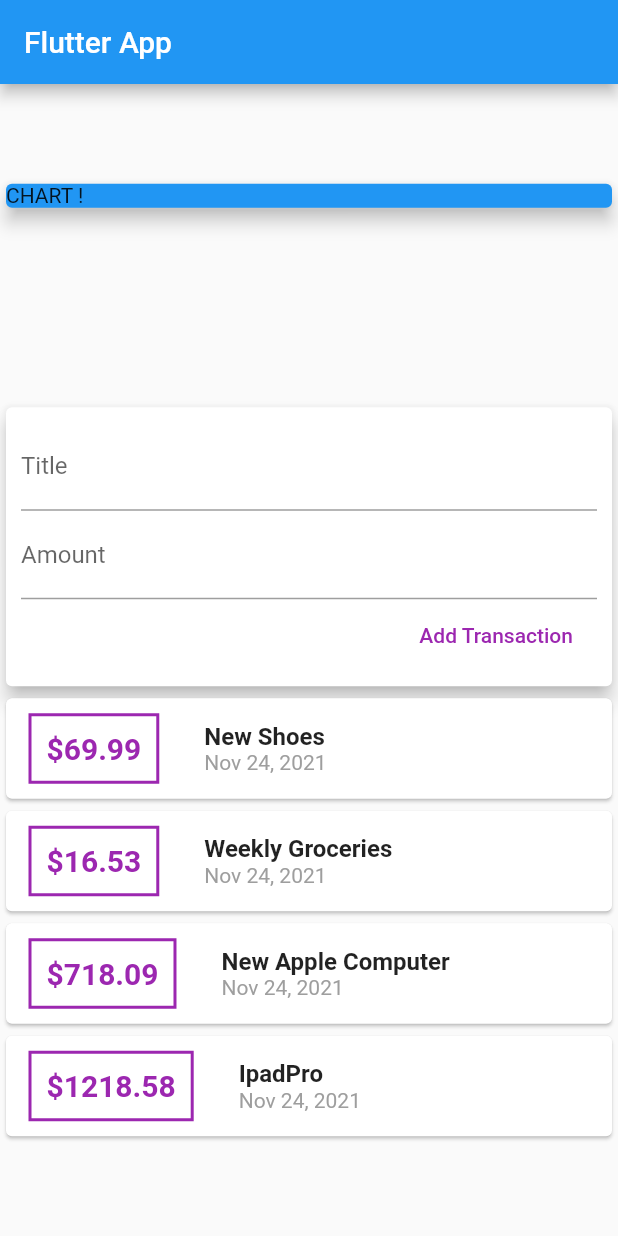
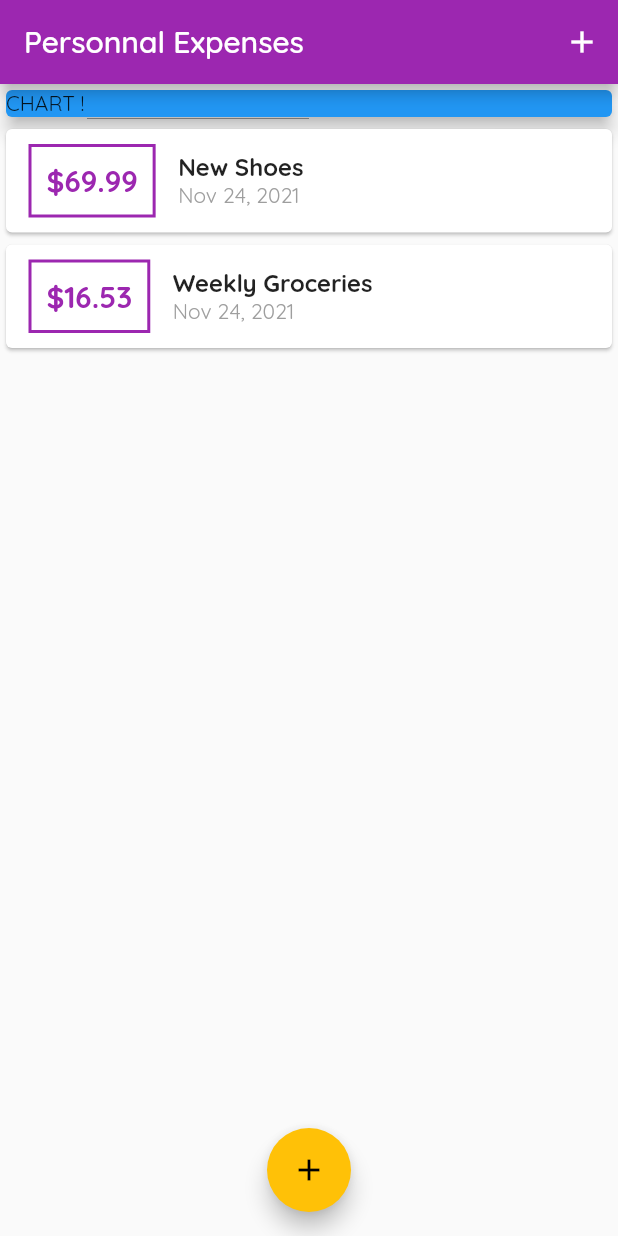
Before and after one commit to flashy86/flutter_expensive_app, a Flutter app: the screen it shows after launch, on a phone screen of 412 x 824 dp. Run offline on Flutter 3.47's test engine with Material 2 defaults, Android fonts, the phone set to English and light mode, and no system bars.

Commit message:
Mise en place theme + fonts + main.dart en statefulwidget

```diff
--- a/lib/main.dart
+++ b/lib/main.dart
@@ -1,7 +1,10 @@
 // ignore_for_file: prefer_const_constructors
+
 import 'package:flutter/material.dart';
 
-import './widgets/user_transaction.dart';
+import '../models/transaction.dart';
+import 'widgets/new_transaction.dart';
+import './widgets/transaction_list.dart';
 
 void main() => runApp(MyApp());
 
@@ -9,26 +12,81 @@ class MyApp extends StatelessWidget {
   @override
   Widget build(BuildContext context) {
     return MaterialApp(
-      title: 'Flutter App',
+      title: 'Personnal Expenses',
+      theme: ThemeData(
+        primarySwatch: Colors.purple,
+        accentColor: Colors.amber,
+        selectedRowColor: Colors.deepPurpleAccent,
+        fontFamily: 'Quicksand',
+      ),
       home: MyHomePage(),
     );
   }
 }
 
-class MyHomePage extends StatelessWidget {
+class MyHomePage extends StatefulWidget {
   //String titleInput;
   //String amountInput;
 
-  final titleController = TextEditingController();
-  final amountController = TextEditingController();
+  @override
+  _MyHomePageState createState() => _MyHomePageState();
+}
+
+class _MyHomePageState extends State<MyHomePage> {
+  final List<Transaction> _userTransactions = [
+    Transaction(
+      id: 't1',
+      title: 'New Shoes',
+      amount: 69.99,
+      date: DateTime.now(),
+    ),
+    Transaction(
+      id: 't2',
+      title: 'Weekly Groceries',
+      amount: 16.53,
+      date: DateTime.now(),
+    ),
+  ];
+
+  void _addNewTransaction(String txTitle, double txAmount) {
+    final newTx = Transaction(
+        title: txTitle,
+        amount: txAmount,
+        date: DateTime.now(),
+        id: DateTime.now().toString());
+
+    setState(() {
+      _userTransactions.add(newTx);
+    });
+  }
+
+  void _startAddNewTransaction(BuildContext ctx) {
+    showModalBottomSheet(
+      context: ctx,
+      builder: (_) {
+        return GestureDetector(
+          onTap: () {},
+          child: NewTransaction(_addNewTransaction),
+          behavior: HitTestBehavior.opaque,
+        );
+      },
+    );
+  }
 
   @override
   Widget build(BuildContext context) {
     return Scaffold(
       appBar: AppBar(
-        title: Text('Flutter App'),
+        title: Text('Personnal Expenses'),
+        actions: <Widget>[
+          IconButton(
+            icon: Icon(Icons.add),
+            onPressed: () => _startAddNewTransaction(context),
           ),
-      body: Column(
+        ],
+      ),
+      body: SingleChildScrollView(
+        child: Column(
           mainAxisAlignment: MainAxisAlignment.spaceAround,
           crossAxisAlignment: CrossAxisAlignment.stretch,
           children: <Widget>[
@@ -40,8 +98,14 @@ class MyHomePage extends StatelessWidget {
               ),
               width: double.infinity,
             ),
-          UserTransactions(),
+            TransactionList(_userTransactions),
           ],
+        ),
+      ),
+      floatingActionButtonLocation: FloatingActionButtonLocation.centerFloat,
+      floatingActionButton: FloatingActionButton(
+        child: Icon(Icons.add),
+        onPressed: () => _startAddNewTransaction(context),
       ),
     );
   }
--- a/lib/widgets/new_transation.dart
+++ /dev/null
@@ -1,46 +0,0 @@
-import 'package:flutter/material.dart';
-
-class NewTransaction extends StatelessWidget {
-  final Function addTx;
-  final titleController = TextEditingController();
-  final amountController = TextEditingController();
-
-  NewTransaction(this.addTx);
-
-  @override
-  Widget build(BuildContext context) {
-    return Card(
-      elevation: 5,
-      child: Container(
-        padding: EdgeInsets.all(10),
-        child: Column(
-          crossAxisAlignment: CrossAxisAlignment.end,
-          children: <Widget>[
-            TextField(
-              decoration: InputDecoration(labelText: 'Title'),
-              controller: titleController,
-              //onChanged: (val) {
-              //titleInput = val;
-              //},
-            ),
-            TextField(
-              decoration: InputDecoration(labelText: 'Amount'),
-              controller: amountController,
-              //onChanged: (val) => amountInput = val,
-            ),
-            FlatButton(
-              child: Text('Add Transaction'),
-              textColor: Colors.purple,
-              onPressed: () {
-                addTx(
-                  titleController.text,
-                  double.parse(amountController.text),
-                );
-              },
-            ),
-          ],
-        ),
-      ),
-    );
-  }
-}
--- a/lib/widgets/transaction_list.dart
+++ b/lib/widgets/transaction_list.dart
@@ -1,55 +1,58 @@
+// ignore_for_file: prefer_const_constructors_in_immutables, use_key_in_widget_constructors
+
 import 'package:flutter/material.dart';
-import 'package:intl/intl.dart';
+import 'package:intl/intl.dart'; //gère le datetime
 
 import '../models/transaction.dart';
-import './user_transaction.dart';
 
 class TransactionList extends StatelessWidget {
   final List<Transaction> transactions;
 
   TransactionList(this.transactions);
 
-
   @override
   Widget build(BuildContext context) {
-    return Column(
-      children: transactions.map((tx) {
+    return Container(
+      height: 300,
+      child: ListView.builder(
+        itemBuilder: (ctx, index) {
           return Card(
               child: Row(
             children: <Widget>[
               Container(
-              margin: EdgeInsets.symmetric(vertical: 10, horizontal: 15),
+                margin:
+                    const EdgeInsets.symmetric(vertical: 10, horizontal: 15),
                 decoration: BoxDecoration(
-                  border: Border.all(color: Colors.purple, width: 2)),
-              padding: EdgeInsets.all(10),
+                    border: Border.all(
+                        color: Theme.of(context).primaryColor, width: 2)),
+                padding: const EdgeInsets.all(10),
                 child: Text(
-                '\$${tx.amount}',
+                  '\$${transactions[index].amount.toStringAsFixed(2)}',
                   style: TextStyle(
                       fontWeight: FontWeight.bold,
                       fontSize: 20,
-                    color: Colors.purple),
+                      color: Theme.of(context).primaryColor),
                 ),
-            ),
-            SizedBox(
-              width: 15,
-              height: 15,
               ),
               Column(
                 crossAxisAlignment: CrossAxisAlignment.start,
                 children: <Widget>[
                   Text(
-                  tx.title,
-                  style: TextStyle(fontSize: 16, fontWeight: FontWeight.bold),
+                    transactions[index].title,
+                    style: const TextStyle(
+                        fontSize: 16, fontWeight: FontWeight.bold),
                   ),
                   Text(
-                  DateFormat().add_yMMMd().format(tx.date),
-                  style: TextStyle(color: Colors.grey),
+                    DateFormat().add_yMMMd().format(transactions[index].date),
+                    style: const TextStyle(color: Colors.grey),
                   )
                 ],
               ),
             ],
           ));
-      }).toList(),
+        },
+        itemCount: transactions.length,
+      ),
     );
   }
 }
--- a/lib/widgets/user_transaction.dart
+++ /dev/null
@@ -1,65 +0,0 @@
-// -----IMPORT PACKAGES EXTERNES--------------------
-import 'package:flutter/material.dart';
-// -----IMPORTS FICHIERS DART DU PROJET ------------
-import '../widgets/new_transation.dart';
-import '../widgets/transaction_list.dart';
-import '../models/transaction.dart';
-
-// ----- CLASSE UTILISANT STATEFULWIDGET -------------
-
-class UserTransactions extends StatefulWidget {
-  @override
-  _UserTransactionsState createState() => _UserTransactionsState();
-}
-
-// ----- CLASSE PRIVEE MANIPULANT LE STATE -----------
-class _UserTransactionsState extends State<UserTransactions> {
-  final List<Transaction> _userTransactions = [
-    Transaction(
-      id: 't1',
-      title: 'New Shoes',
-      amount: 69.99,
-      date: DateTime.now(),
-    ),
-    Transaction(
-      id: 't2',
-      title: 'Weekly Groceries',
-      amount: 16.53,
-      date: DateTime.now(),
-    ),
-    Transaction(
-      id: 't3',
-      title: 'New Apple Computer',
-      amount: 718.09,
-      date: DateTime.now(),
-    ),
-    Transaction(
-      id: 't4',
-      title: 'IpadPro',
-      amount: 1218.58,
-      date: DateTime.now(),
-    )
-  ];
-
-  void _addNewTransaction(String txTitle, double txAmount) {
-    final newTx = Transaction(
-        title: txTitle,
-        amount: txAmount,
-        date: DateTime.now(),
-        id: DateTime.now().toString());
-
-    setState(() {
-      _userTransactions.add(newTx);
-    });
-  }
-
-  @override
-  Widget build(BuildContext context) {
-    return Column(
-      children: <Widget>[
-        NewTransaction(_addNewTransaction),
-        TransactionList(_userTransactions),
-      ],
-    );
-  }
-}
```
Also changed, not shown: lib/widgets/new_transaction.dart (added, +69 -0 lines), pubspec.yaml (+20 -6 lines), assets/fonts/OpenSans-Bold.ttf (added), assets/fonts/OpenSans-Regular.ttf (added), assets/fonts/Quicksand-Bold.ttf (added), assets/fonts/Quicksand-Light.ttf (added), assets/fonts/Quicksand-Medium.ttf (added), assets/fonts/Quicksand-Regular.ttf (added). Lines whose indentation alone changed are shown as unchanged.
